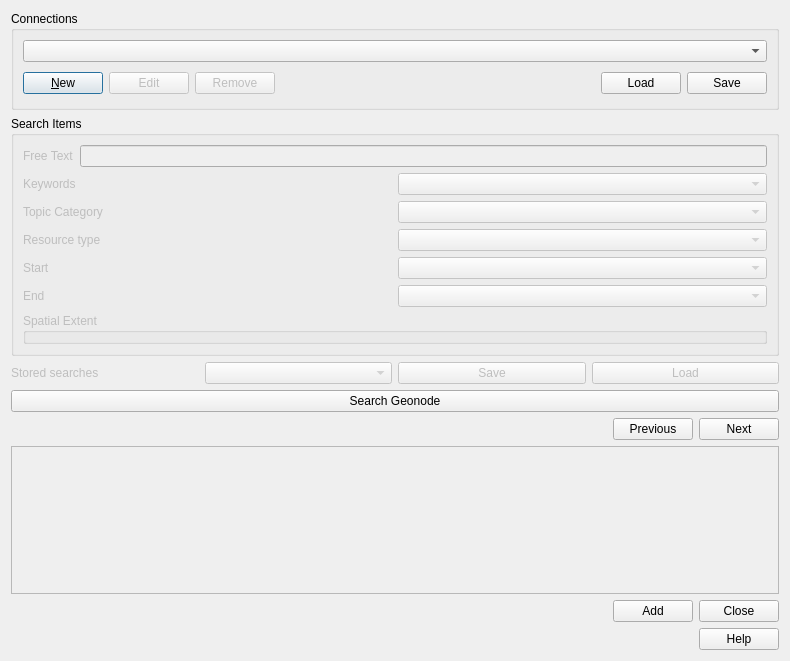
First picture: the form in src/qgis_geonode/ui/geonode_datasource_widget.ui, repository GeoNode/QGISGeoNodePlugin, before the edit.
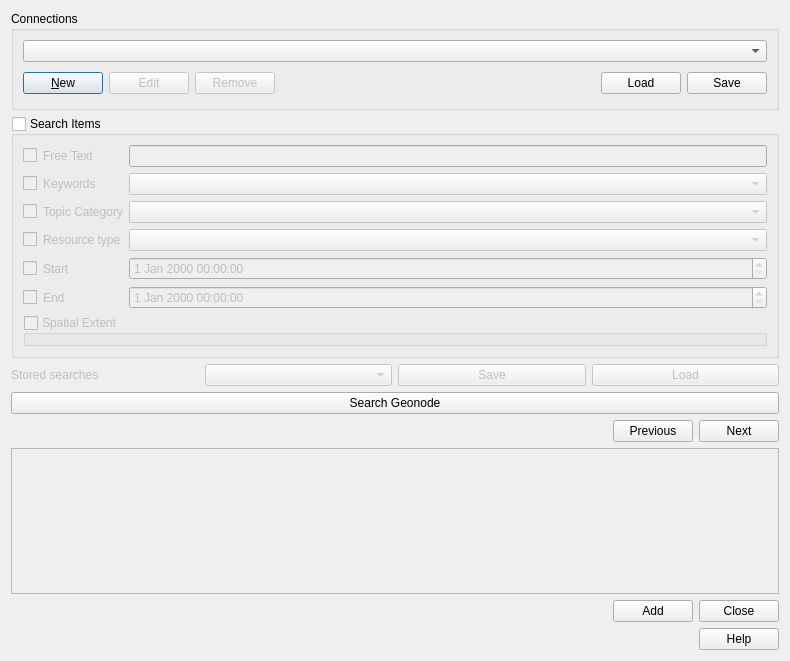
Second picture: the form after the edit. Custom widgets are drawn as their Qt base class.

Commit message: support for search filtering via GUI

```diff
--- a/src/qgis_geonode/ui/geonode_datasource_widget.ui
+++ b/src/qgis_geonode/ui/geonode_datasource_widget.ui
@@ -110,21 +110,27 @@
      <property name="title">
       <string>Search Items</string>
      </property>
-     <layout class="QVBoxLayout" name="verticalLayout_3">
+     <property name="checkable">
+      <bool>true</bool>
+     </property>
+     <property name="checked">
+      <bool>false</bool>
+     </property>
+     <property name="collapsed">
+      <bool>false</bool>
+     </property>
+     <layout class="QVBoxLayout" name="verticalLayout_2">
       <item>
-       <layout class="QHBoxLayout" name="horizontalLayout_3">
-        <item>
-         <widget class="QLabel" name="label">
+       <layout class="QGridLayout" name="gridLayout">
+        <item row="5" column="2">
+         <widget class="QgsDateTimeEdit" name="end_date_time">
           <property name="enabled">
            <bool>false</bool>
           </property>
-          <property name="text">
-           <string>Free Text</string>
-          </property>
          </widget>
         </item>
-        <item>
-         <widget class="QLineEdit" name="lineFilter_2">
+        <item row="0" column="2">
+         <widget class="QLineEdit" name="free_text_edit">
           <property name="enabled">
            <bool>false</bool>
           </property>
@@ -136,11 +142,27 @@
           </property>
          </widget>
         </item>
-       </layout>
-      </item>
-      <item>
-       <layout class="QHBoxLayout" name="horizontalLayout_6">
-        <item>
+        <item row="3" column="1">
+         <widget class="QLabel" name="label_5">
+          <property name="enabled">
+           <bool>false</bool>
+          </property>
+          <property name="text">
+           <string>Resource type</string>
+          </property>
+         </widget>
+        </item>
+        <item row="5" column="1">
+         <widget class="QLabel" name="label_6">
+          <property name="enabled">
+           <bool>false</bool>
+          </property>
+          <property name="text">
+           <string>End</string>
+          </property>
+         </widget>
+        </item>
+        <item row="1" column="1">
          <widget class="QLabel" name="label_3">
           <property name="enabled">
            <bool>false</bool>
@@ -150,18 +172,28 @@
           </property>
          </widget>
         </item>
-        <item>
-         <widget class="QComboBox" name="comboBox_2">
+        <item row="1" column="2">
+         <widget class="QComboBox" name="keywords_cmb">
           <property name="enabled">
            <bool>false</bool>
           </property>
          </widget>
         </item>
-       </layout>
-      </item>
-      <item>
-       <layout class="QHBoxLayout" name="horizontalLayout_5">
-        <item>
+        <item row="4" column="2">
+         <widget class="QgsDateTimeEdit" name="start_date_time">
+          <property name="enabled">
+           <bool>false</bool>
+          </property>
+         </widget>
+        </item>
+        <item row="2" column="2">
+         <widget class="QComboBox" name="category_cmb">
+          <property name="enabled">
+           <bool>false</bool>
+          </property>
+         </widget>
+        </item>
+        <item row="2" column="1">
          <widget class="QLabel" name="label_2">
           <property name="enabled">
            <bool>false</bool>
@@ -171,39 +203,17 @@
           </property>
          </widget>
         </item>
-        <item>
-         <widget class="QComboBox" name="comboBox">
-          <property name="enabled">
-           <bool>false</bool>
-          </property>
-         </widget>
-        </item>
-       </layout>
-      </item>
-      <item>
-       <layout class="QHBoxLayout" name="horizontalLayout_8">
-        <item>
-         <widget class="QLabel" name="label_5">
+        <item row="0" column="1">
+         <widget class="QLabel" name="label">
           <property name="enabled">
            <bool>false</bool>
           </property>
           <property name="text">
-           <string>Resource type</string>
+           <string>Free Text</string>
           </property>
          </widget>
         </item>
-        <item>
-         <widget class="QComboBox" name="comboBox_4">
-          <property name="enabled">
-           <bool>false</bool>
-          </property>
-         </widget>
-        </item>
-       </layout>
-      </item>
-      <item>
-       <layout class="QHBoxLayout" name="horizontalLayout_7">
-        <item>
+        <item row="4" column="1">
          <widget class="QLabel" name="label_4">
           <property name="enabled">
            <bool>false</bool>
@@ -213,34 +223,55 @@
           </property>
          </widget>
         </item>
-        <item>
-         <widget class="QComboBox" name="comboBox_3">
+        <item row="3" column="2">
+         <widget class="QComboBox" name="resource_type_cmb">
           <property name="enabled">
            <bool>false</bool>
           </property>
          </widget>
         </item>
-       </layout>
-      </item>
-      <item>
-       <layout class="QHBoxLayout" name="horizontalLayout_9">
-        <item>
-         <widget class="QLabel" name="label_6">
-          <property name="enabled">
-           <bool>false</bool>
+        <item row="0" column="0">
+         <widget class="QCheckBox" name="free_text_box">
+          <property name="text">
+           <string/>
           </property>
+         </widget>
+        </item>
+        <item row="1" column="0">
+         <widget class="QCheckBox" name="keywords_box">
           <property name="text">
-           <string>End</string>
+           <string/>
           </property>
          </widget>
         </item>
-        <item>
-         <widget class="QComboBox" name="comboBox_5">
-          <property name="enabled">
-           <bool>false</bool>
+        <item row="2" column="0">
+         <widget class="QCheckBox" name="category_box">
+          <property name="text">
+           <string/>
           </property>
          </widget>
         </item>
+        <item row="3" column="0">
+         <widget class="QCheckBox" name="resource_type_box">
+          <property name="text">
+           <string/>
+          </property>
+         </widget>
+        </item>
+        <item row="4" column="0">
+         <widget class="QCheckBox" name="start_time_box">
+          <property name="text">
+           <string/>
+          </property>
+         </widget>
+        </item>
+        <item row="5" column="0">
+         <widget class="QCheckBox" name="end_time_box">
+          <property name="text">
+           <string/>
+          </property>
+         </widget>
+        </item>
        </layout>
       </item>
       <item>
@@ -254,6 +285,15 @@
         <property name="title">
          <string>Spatial Extent</string>
         </property>
+        <property name="checkable">
+         <bool>true</bool>
+        </property>
+        <property name="checked">
+         <bool>false</bool>
+        </property>
+        <property name="collapsed">
+         <bool>true</bool>
+        </property>
        </widget>
       </item>
      </layout>
@@ -371,7 +411,7 @@
         <x>0</x>
         <y>0</y>
         <width>770</width>
-        <height>74</height>
+        <height>92</height>
        </rect>
       </property>
      </widget>
@@ -438,6 +478,11 @@
    <header>qgscollapsiblegroupbox.h</header>
    <container>1</container>
   </customwidget>
+  <customwidget>
+   <class>QgsDateTimeEdit</class>
+   <extends>QDateTimeEdit</extends>
+   <header>qgsdatetimeedit.h</header>
+  </customwidget>
  </customwidgets>
  <resources/>
  <connections/>
```
Left out of the diff: 218 changed lines with no effect on the pictures. The commit also changes 3 other files.
